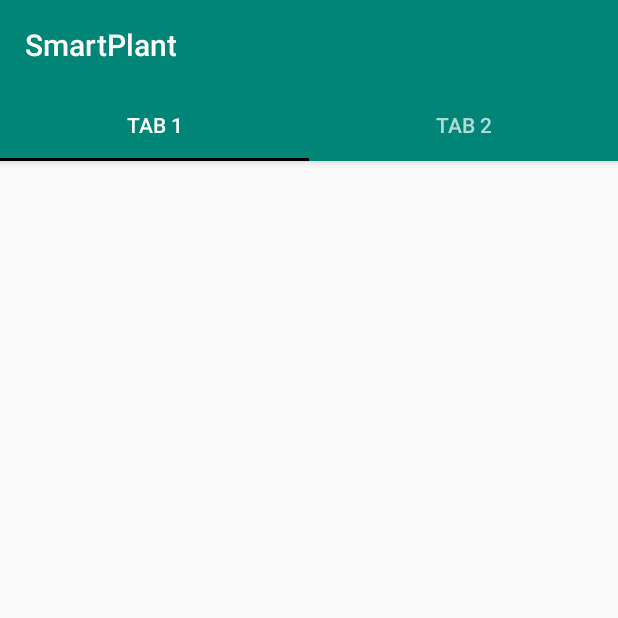
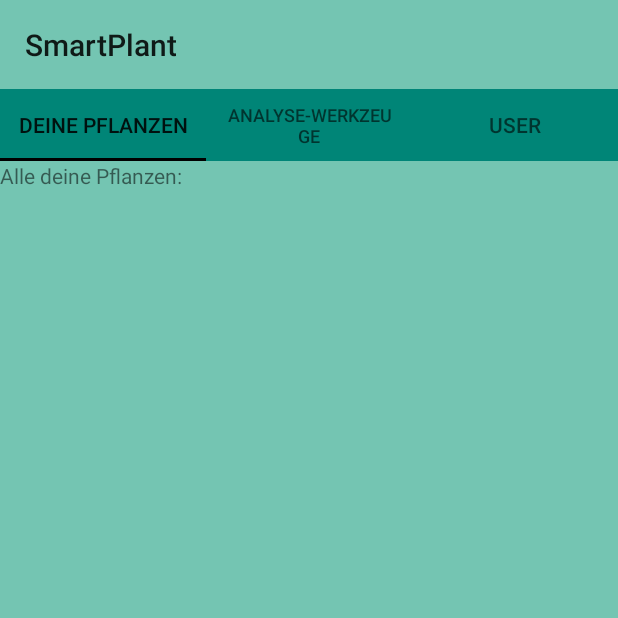
Before and after one commit to VaBec/Smartplant_Ex2, an Android app: the MainActivity screen opened directly, with no data from a screen before it, on a phone screen of 412 x 824 dp, the top half of it. Run offline under Robolectric (Android 15) with nearby library versions, the phone set to English and light mode, and no system bars.

Commit message:
Refactor Tabbed View, Add Fragments

```diff
--- a/app/build.gradle
+++ b/app/build.gradle
@@ -33,6 +33,8 @@ dependencies {
     implementation 'com.loopj.android:android-async-http:1.4.10'
     implementation 'com.android.support:design:28.0.0'
     implementation 'android.arch.lifecycle:extensions:1.1.1'
+    implementation 'com.android.support:support-v4:28.0.0'
+    implementation 'com.android.support:recyclerview-v7:28.0.0'
     testImplementation 'junit:junit:4.12'
     androidTestImplementation 'com.android.support.test:runner:1.0.2'
     androidTestImplementation 'com.android.support.test.espresso:espresso-core:3.0.2'
--- a/app/src/main/java/de/htwg/smartplant/login/LoginPresenter.java
+++ b/app/src/main/java/de/htwg/smartplant/login/LoginPresenter.java
@@ -47,7 +47,6 @@ public class LoginPresenter implements HttpNotifier {
 
             userModel.sendLoginRequest();
             view.hideKeyboard();
-
         }
     }
 
--- a/app/src/main/java/de/htwg/smartplant/main/MainActivity.java
+++ b/app/src/main/java/de/htwg/smartplant/main/MainActivity.java
@@ -1,32 +1,55 @@
 package de.htwg.smartplant.main;
 
-import android.content.Intent;
 import android.os.Bundle;
-import android.support.design.widget.FloatingActionButton;
-import android.support.design.widget.Snackbar;
 import android.support.design.widget.TabLayout;
 import android.support.v4.view.ViewPager;
 import android.support.v7.app.AppCompatActivity;
-import android.view.Menu;
-import android.view.MenuItem;
-import android.view.View;
-import android.widget.ImageView;
+import android.widget.ListView;
+
+import java.util.ArrayList;
+import java.util.List;
 
 import de.htwg.smartplant.R;
-import de.htwg.smartplant.main.ui.main.SectionsPagerAdapter;
+import de.htwg.smartplant.main.fragments.AnalyseFragment;
+import de.htwg.smartplant.main.fragments.PlantsFragment;
+import de.htwg.smartplant.main.fragments.UserFragment;
 
-public class MainActivity extends AppCompatActivity {
+public class MainActivity extends AppCompatActivity implements MainPresenter.IMainView {
+
+    private TabLayout tablayout;
+    private ViewPager viewPager;
+    private TabsPagerAdapter tabsPagerAdapter;
+    private MainPresenter mainPresenter;
 
     @Override
     protected void onCreate(Bundle savedInstanceState) {
         super.onCreate(savedInstanceState);
         setContentView(R.layout.activity_main);
-        SectionsPagerAdapter sectionsPagerAdapter = new SectionsPagerAdapter(this, getSupportFragmentManager());
-        ViewPager viewPager = findViewById(R.id.view_pager);
-        viewPager.setAdapter(sectionsPagerAdapter);
-        Intent intent = getIntent();
-        Long userName = intent.getExtras().getLong("userID");
-        TabLayout tabs = findViewById(R.id.tabs);
-        tabs.setupWithViewPager(viewPager);
+
+        mainPresenter = new MainPresenter(this, this.getApplicationContext());
+        setupTabs();
+        //loadPlants();
+    }
+
+    @Override
+    public List<PlantModel> getAllPlants()
+    {
+        return null;
+    }
+
+    @Override
+    public void setupTabs() {
+        tablayout = findViewById(R.id.tabs);
+
+        viewPager = findViewById(R.id.view_pager);
+        tabsPagerAdapter = new TabsPagerAdapter(getSupportFragmentManager());
+
+        //Add Fragments
+        tabsPagerAdapter.AddFragment(new PlantsFragment(), getString(R.string.tab_text_1) );
+        tabsPagerAdapter.AddFragment(new AnalyseFragment(), getString(R.string.tab_text_2));
+        tabsPagerAdapter.AddFragment(new UserFragment(), getString(R.string.tab_text_3));
+
+        viewPager.setAdapter(tabsPagerAdapter);
+        tablayout.setupWithViewPager(viewPager);
     }
 }
--- /dev/null
+++ b/app/src/main/java/de/htwg/smartplant/main/MainPresenter.java
@@ -0,0 +1,48 @@
+package de.htwg.smartplant.main;
+
+import android.content.Context;
+import android.view.View;
+
+import org.json.JSONObject;
+
+import java.util.List;
+
+import de.htwg.smartplant.rest.HttpNotifier;
+
+public class MainPresenter implements HttpNotifier {
+
+    private IMainView view;
+    private Context context;
+
+    public MainPresenter(IMainView view, Context context)
+    {
+        this.view = view;
+        this.context = context;
+    }
+
+
+    @Override
+    public void showRetry() {
+
+    }
+
+    @Override
+    public void showFailure(JSONObject response) {
+
+    }
+
+    @Override
+    public void showSuccess(JSONObject response) {
+
+    }
+
+    @Override
+    public void showStart() {
+
+    }
+
+    public interface IMainView {
+        void setupTabs();
+        List<PlantModel> getAllPlants();
+    }
+}
--- /dev/null
+++ b/app/src/main/java/de/htwg/smartplant/main/TabsPagerAdapter.java
@@ -0,0 +1,42 @@
+package de.htwg.smartplant.main;
+
+import android.support.annotation.Nullable;
+import android.support.v4.app.Fragment;
+import android.support.v4.app.FragmentManager;
+import android.support.v4.app.FragmentPagerAdapter;
+
+import java.lang.reflect.Array;
+import java.util.ArrayList;
+import java.util.List;
+
+public class TabsPagerAdapter extends FragmentPagerAdapter {
+
+    private List<Fragment> fragments = new ArrayList<>();
+    private List<String> titles = new ArrayList<>();
+
+    public TabsPagerAdapter(FragmentManager fm) {
+        super(fm);
+    }
+
+    @Nullable
+    @Override
+    public CharSequence getPageTitle(int position) {
+        return titles.get(position);
+    }
+
+    @Override
+    public Fragment getItem(int i) {
+        return fragments.get(i);
+    }
+
+    @Override
+    public int getCount() {
+        return titles.size();
+    }
+
+    public void AddFragment(Fragment fragment, String title)
+    {
+        fragments.add(fragment);
+        titles.add(title);
+    }
+}
--- /dev/null
+++ b/app/src/main/java/de/htwg/smartplant/main/fragments/AnalyseFragment.java
@@ -0,0 +1,26 @@
+package de.htwg.smartplant.main.fragments;
+
+import android.os.Bundle;
+import android.support.v4.app.Fragment;
+import android.view.LayoutInflater;
+import android.view.View;
+import android.view.ViewGroup;
+
+import de.htwg.smartplant.R;
+
+public class AnalyseFragment extends Fragment {
+    private View view;
+
+    public AnalyseFragment() {
+        // Required empty public constructor
+    }
+
+    @Override
+    public View onCreateView(LayoutInflater inflater, ViewGroup container,
+                             Bundle savedInstanceState) {
+        // Inflate the layout for this fragment
+        view = inflater.inflate(R.layout.fragment_analyse, container, false);
+        return view;
+    }
+
+}
--- /dev/null
+++ b/app/src/main/java/de/htwg/smartplant/main/fragments/PlantsFragment.java
@@ -0,0 +1,31 @@
+package de.htwg.smartplant.main.fragments;
+
+
+import android.os.Bundle;
+import android.support.v4.app.Fragment;
+import android.view.LayoutInflater;
+import android.view.View;
+import android.view.ViewGroup;
+
+import de.htwg.smartplant.R;
+
+/**
+ * A simple {@link Fragment} subclass.
+ */
+public class PlantsFragment extends Fragment {
+
+private View view;
+
+    public PlantsFragment() {
+        // Required empty public constructor
+    }
+
+    @Override
+    public View onCreateView(LayoutInflater inflater, ViewGroup container,
+                             Bundle savedInstanceState) {
+        // Inflate the layout for this fragment
+        view = inflater.inflate(R.layout.fragment_plants, container, false);
+        return view;
+    }
+
+}
--- /dev/null
+++ b/app/src/main/java/de/htwg/smartplant/main/fragments/UserFragment.java
@@ -0,0 +1,26 @@
+package de.htwg.smartplant.main.fragments;
+
+import android.os.Bundle;
+import android.support.v4.app.Fragment;
+import android.view.LayoutInflater;
+import android.view.View;
+import android.view.ViewGroup;
+
+import de.htwg.smartplant.R;
+
+public class UserFragment extends Fragment {
+    private View view;
+
+    public UserFragment() {
+        // Required empty public constructor
+    }
+
+    @Override
+    public View onCreateView(LayoutInflater inflater, ViewGroup container,
+                             Bundle savedInstanceState) {
+        // Inflate the layout for this fragment
+        view = inflater.inflate(R.layout.fragment_user, container, false);
+        return view;
+    }
+
+}
--- a/app/src/main/java/de/htwg/smartplant/main/ui/main/PageViewModel.java
+++ /dev/null
@@ -1,26 +0,0 @@
-package de.htwg.smartplant.main.ui.main;
-
-import android.arch.core.util.Function;
-import android.arch.lifecycle.LiveData;
-import android.arch.lifecycle.MutableLiveData;
-import android.arch.lifecycle.Transformations;
-import android.arch.lifecycle.ViewModel;
-
-public class PageViewModel extends ViewModel {
-
-    private MutableLiveData<Integer> mIndex = new MutableLiveData<>();
-    private LiveData<String> mText = Transformations.map(mIndex, new Function<Integer, String>() {
-        @Override
-        public String apply(Integer input) {
-            return "Hello world from section: " + input;
-        }
-    });
-
-    public void setIndex(int index) {
-        mIndex.setValue(index);
-    }
-
-    public LiveData<String> getText() {
-        return mText;
-    }
-}
--- a/app/src/main/java/de/htwg/smartplant/main/ui/main/PlaceholderFragment.java
+++ /dev/null
@@ -1,58 +0,0 @@
-package de.htwg.smartplant.main.ui.main;
-
-import android.os.Bundle;
-import android.view.LayoutInflater;
-import android.view.View;
-import android.view.ViewGroup;
-import android.widget.TextView;
-import android.support.annotation.Nullable;
-import android.support.annotation.NonNull;
-import android.support.v4.app.Fragment;
-import android.arch.lifecycle.Observer;
-import android.arch.lifecycle.ViewModelProviders;
-
-import de.htwg.smartplant.R;
-
-/**
- * A placeholder fragment containing a simple view.
- */
-public class PlaceholderFragment extends Fragment {
-
-    private static final String ARG_SECTION_NUMBER = "section_number";
-
-    private PageViewModel pageViewModel;
-
-    public static PlaceholderFragment newInstance(int index) {
-        PlaceholderFragment fragment = new PlaceholderFragment();
-        Bundle bundle = new Bundle();
-        bundle.putInt(ARG_SECTION_NUMBER, index);
-        fragment.setArguments(bundle);
-        return fragment;
-    }
-
-    @Override
-    public void onCreate(Bundle savedInstanceState) {
-        super.onCreate(savedInstanceState);
-        pageViewModel = ViewModelProviders.of(this).get(PageViewModel.class);
-        int index = 1;
-        if (getArguments() != null) {
-            index = getArguments().getInt(ARG_SECTION_NUMBER);
-        }
-        pageViewModel.setIndex(index);
-    }
-
-    @Override
-    public View onCreateView(
-            @NonNull LayoutInflater inflater, ViewGroup container,
-            Bundle savedInstanceState) {
-        View root = inflater.inflate(R.layout.fragment_main, container, false);
-        final TextView textView = root.findViewById(R.id.section_label);
-        pageViewModel.getText().observe(this, new Observer<String>() {
-            @Override
-            public void onChanged(@Nullable String s) {
-                textView.setText(s);
-            }
-        });
-        return root;
-    }
-}
--- a/app/src/main/java/de/htwg/smartplant/main/ui/main/SectionsPagerAdapter.java
+++ /dev/null
@@ -1,45 +0,0 @@
-package de.htwg.smartplant.main.ui.main;
-
-import android.content.Context;
-import android.support.annotation.Nullable;
-import android.support.annotation.StringRes;
-import android.support.v4.app.Fragment;
-import android.support.v4.app.FragmentManager;
-import android.support.v4.app.FragmentPagerAdapter;
-
-import de.htwg.smartplant.R;
-
-/**
- * A [FragmentPagerAdapter] that returns a fragment corresponding to
- * one of the sections/tabs/pages.
- */
-public class SectionsPagerAdapter extends FragmentPagerAdapter {
-
-    @StringRes
-    private static final int[] TAB_TITLES = new int[]{R.string.tab_text_1, R.string.tab_text_2};
-    private final Context mContext;
-
-    public SectionsPagerAdapter(Context context, FragmentManager fm) {
-        super(fm);
-        mContext = context;
-    }
-
-    @Override
-    public Fragment getItem(int position) {
-        // getItem is called to instantiate the fragment for the given page.
-        // Return a PlaceholderFragment (defined as a static inner class below).
-        return PlaceholderFragment.newInstance(position + 1);
-    }
-
-    @Nullable
-    @Override
-    public CharSequence getPageTitle(int position) {
-        return mContext.getResources().getString(TAB_TITLES[position]);
-    }
-
-    @Override
-    public int getCount() {
-        // Show 2 total pages.
-        return 2;
-    }
-}
--- a/app/src/main/res/layout/activity_main.xml
+++ b/app/src/main/res/layout/activity_main.xml
@@ -1,15 +1,17 @@
 <?xml version="1.0" encoding="utf-8"?>
-<android.support.design.widget.CoordinatorLayout xmlns:android="http://schemas.android.com/apk/res/android"
+<LinearLayout xmlns:android="http://schemas.android.com/apk/res/android"
     xmlns:app="http://schemas.android.com/apk/res-auto"
     xmlns:tools="http://schemas.android.com/tools"
     android:layout_width="match_parent"
     android:layout_height="match_parent"
+    android:background="#74C5B2"
+    android:orientation="vertical"
     tools:context=".main.MainActivity">
 
-    <android.support.design.widget.AppBarLayout
-        android:layout_width="match_parent"
-        android:layout_height="wrap_content"
-        android:theme="@style/AppTheme.AppBarOverlay">
+    <!--    <android.support.design.widget.AppBarLayout-->
+    <!--        android:layout_width="match_parent"-->
+    <!--        android:layout_height="wrap_content"-->
+    <!--        android:theme="@style/AppTheme.AppBarOverlay">-->
 
     <TextView
         android:id="@+id/title"
@@ -26,12 +28,15 @@
         android:layout_width="match_parent"
         android:layout_height="wrap_content"
         android:background="?attr/colorPrimary" />
-    </android.support.design.widget.AppBarLayout>
+
+    <!--    </android.support.design.widget.AppBarLayout>-->
 
     <android.support.v4.view.ViewPager
         android:id="@+id/view_pager"
         android:layout_width="match_parent"
         android:layout_height="match_parent"
-        app:layout_behavior="@string/appbar_scrolling_view_behavior" />
+        app:layout_behavior="@string/appbar_scrolling_view_behavior">
 
-</android.support.design.widget.CoordinatorLayout>
+    </android.support.v4.view.ViewPager>
+
+</LinearLayout>
--- /dev/null
+++ b/app/src/main/res/layout/fragment_analyse.xml
@@ -0,0 +1,6 @@
+<?xml version="1.0" encoding="utf-8"?>
+<android.support.constraint.ConstraintLayout
+    xmlns:android="http://schemas.android.com/apk/res/android" android:layout_width="match_parent"
+    android:layout_height="match_parent">
+
+</android.support.constraint.ConstraintLayout>
--- a/app/src/main/res/layout/fragment_main.xml
+++ /dev/null
@@ -1,23 +0,0 @@
-<?xml version="1.0" encoding="utf-8"?>
-<android.support.constraint.ConstraintLayout xmlns:android="http://schemas.android.com/apk/res/android"
-    xmlns:app="http://schemas.android.com/apk/res-auto"
-    xmlns:tools="http://schemas.android.com/tools"
-    android:id="@+id/constraintLayout"
-    android:layout_width="match_parent"
-    android:layout_height="match_parent"
-    tools:context=".main.ui.main.PlaceholderFragment">
-
-    <TextView
-        android:id="@+id/section_label"
-        android:layout_width="wrap_content"
-        android:layout_height="wrap_content"
-        android:layout_marginStart="@dimen/activity_horizontal_margin"
-        android:layout_marginTop="@dimen/activity_vertical_margin"
-        android:layout_marginEnd="@dimen/activity_horizontal_margin"
-        android:layout_marginBottom="@dimen/activity_vertical_margin"
-        app:layout_constraintLeft_toLeftOf="parent"
-        app:layout_constraintTop_toTopOf="@+id/constraintLayout"
-        tools:layout_constraintLeft_creator="1"
-        tools:layout_constraintTop_creator="1" />
-
-</android.support.constraint.ConstraintLayout>
--- /dev/null
+++ b/app/src/main/res/layout/fragment_plants.xml
@@ -0,0 +1,19 @@
+<?xml version="1.0" encoding="utf-8"?>
+<FrameLayout xmlns:android="http://schemas.android.com/apk/res/android"
+    xmlns:tools="http://schemas.android.com/tools"
+    android:layout_width="match_parent"
+    android:layout_height="match_parent"
+    tools:context=".main.fragments.PlantsFragment">
+
+    <TextView
+        android:id="@+id/textView"
+        android:layout_width="match_parent"
+        android:layout_height="wrap_content"
+        android:text="@string/tab_header_1" />
+
+    <android.support.v7.widget.RecyclerView
+        android:id="@+id/plants_recycle"
+        android:layout_width="match_parent"
+        android:layout_height="wrap_content" />
+
+</FrameLayout>
--- /dev/null
+++ b/app/src/main/res/layout/fragment_user.xml
@@ -0,0 +1,6 @@
+<?xml version="1.0" encoding="utf-8"?>
+<android.support.constraint.ConstraintLayout
+    xmlns:android="http://schemas.android.com/apk/res/android" android:layout_width="match_parent"
+    android:layout_height="match_parent">
+
+</android.support.constraint.ConstraintLayout>
--- a/app/src/main/res/values/dimens.xml
+++ b/app/src/main/res/values/dimens.xml
@@ -5,4 +5,5 @@
     <dimen name="appbar_padding">16dp</dimen>
     <dimen name="fab_margin">16dp</dimen>
     <dimen name="appbar_padding_top">8dp</dimen>
+    <dimen name="text_margin">16dp</dimen>
 </resources>
--- a/app/src/main/res/values/strings.xml
+++ b/app/src/main/res/values/strings.xml
@@ -1,6 +1,11 @@
 <resources>
     <string name="app_name">SmartPlant</string>
     <string name="title_activity_main">MainActivity</string>
-    <string name="tab_text_1">Tab 1</string>
-    <string name="tab_text_2">Tab 2</string>
+    <string name="tab_text_1">Deine Pflanzen</string>
+    <string name="tab_text_2">Analyse-werkzeuge</string>
+    <string name="tab_text_3">User</string>
+    <string name="tab_header_1">Alle deine Pflanzen:</string>
+
+    <!-- TODO: Remove or change this placeholder text -->
+    <string name="hello_blank_fragment">Hello blank fragment</string>
 </resources>
```
Also changed, not shown: app/src/main/java/de/htwg/smartplant/main/PlantModel.java (added, +15 -0 lines), app/src/main/res/layout/listview_row.xml (added, +22 -0 lines). Lines whose indentation alone changed are shown as unchanged.
